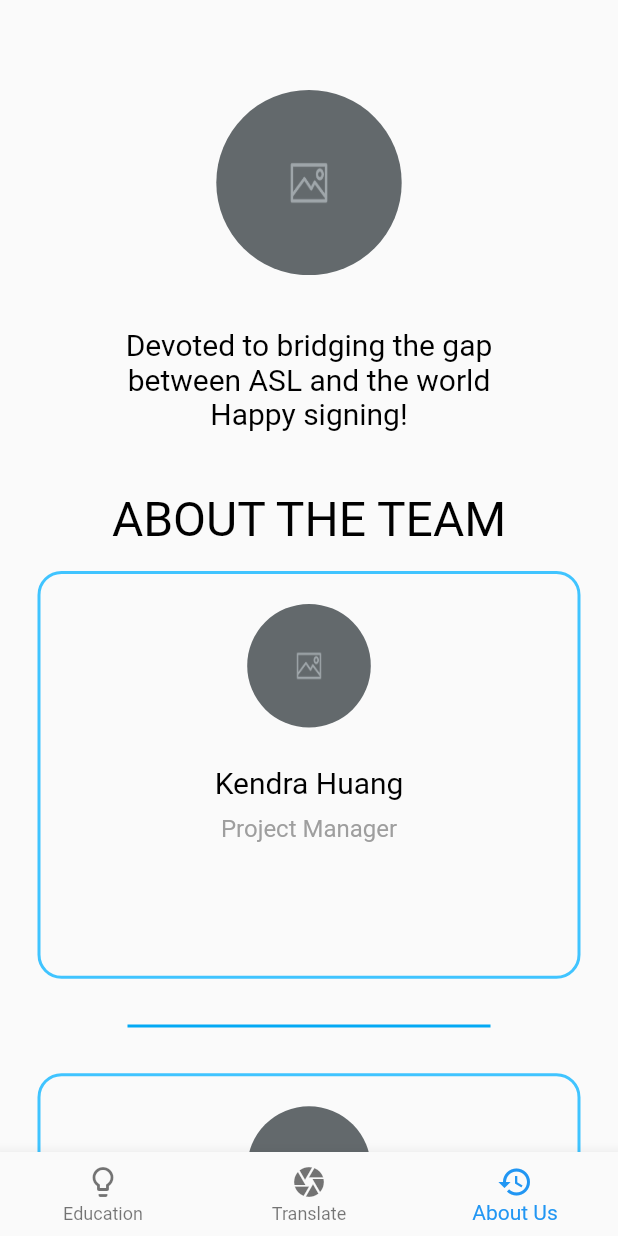
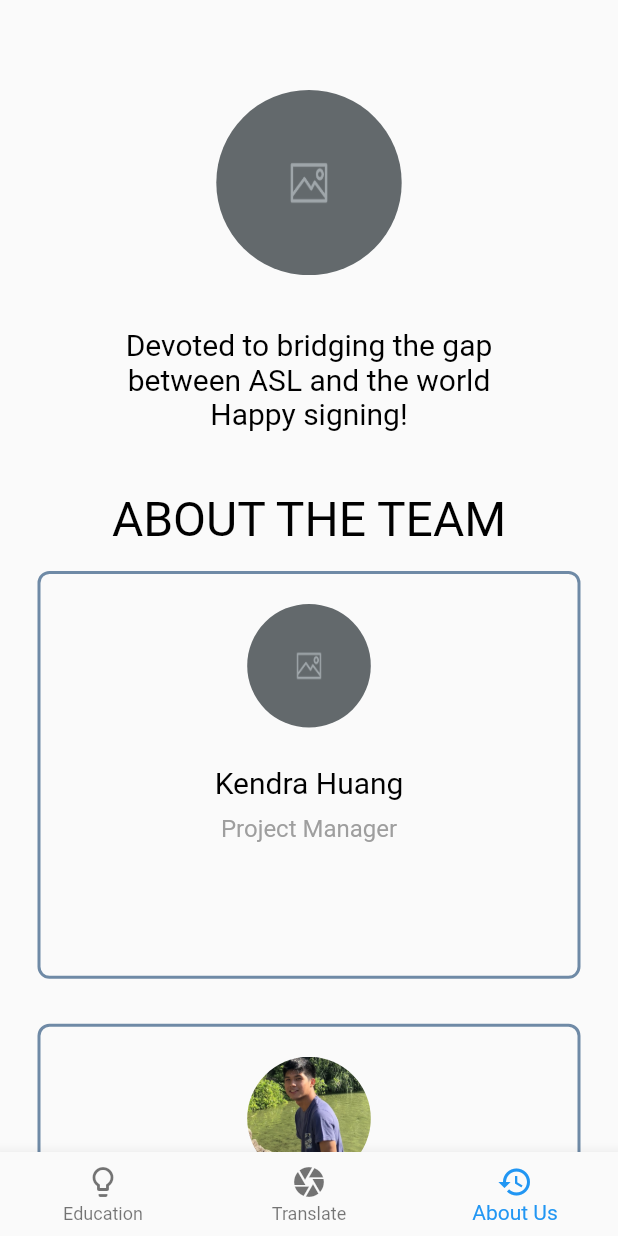
Before and after one commit to acm-projects/ASL-Translator, a Flutter app: the screen it shows after launch, swiped to page 3, on a phone screen of 412 x 824 dp. Run offline on Flutter 3.47's test engine with Material 2 defaults, Android fonts, the phone set to English and light mode, and no system bars; our stand-ins replace camera, google_fonts.

Commit message:
added profile pictures, changed border color scheme, rmv dividers

```diff
--- a/lib/AbtUs.dart
+++ b/lib/AbtUs.dart
@@ -4,7 +4,7 @@ class MyDivider extends StatelessWidget{
   @override
   Widget build(BuildContext context) {
     return Divider(
-      color: Colors.lightBlue,
+      color: Color.fromRGBO(65, 101, 138, 1.0),
       indent: 60,
       endIndent: 60,
       thickness: 2,
@@ -28,8 +28,8 @@ class ProfileCard extends StatelessWidget{
         width: MediaQuery.of(context).size.width * 0.5,
         height: MediaQuery.of(context).size.height * 0.33,
         decoration: BoxDecoration(
-        border: Border.all(width: 2.0, color: Colors.lightBlueAccent),
-        borderRadius: BorderRadius.all(Radius.circular(16))
+        border: Border.all(width: 2.0, color: Color.fromRGBO(65, 101, 138, .75)),
+        borderRadius: BorderRadius.all(Radius.circular(8))
         ),
         child: Column( //column of profile pic, name, and title
           children: [
@@ -39,7 +39,7 @@ class ProfileCard extends StatelessWidget{
               height: MediaQuery.of(context).size.width * 0.2,
               decoration: BoxDecoration(
                 shape: BoxShape.circle,
-                image: new DecorationImage(
+                image: DecorationImage(
                 fit: BoxFit.fill,
                 image: image),
                 ),
@@ -78,9 +78,9 @@ class AbtUs extends StatelessWidget
   Widget build(BuildContext context) {
     const images = [
       AssetImage('assets/placeholder2.png'),
+      AssetImage('assets/fMasang.jpg'),
       AssetImage('assets/placeholder2.png'),
-      AssetImage('assets/placeholder2.png'),
-      AssetImage('assets/placeholder2.png'),
+      AssetImage('assets/jGupta.jpg'),
       AssetImage('assets/placeholder2.png'),
       AssetImage('assets/placeholder2.png'),
       AssetImage('assets/placeholder2.png')
@@ -143,17 +143,17 @@ class AbtUs extends StatelessWidget
               )
           ),
           ProfileCard(name: team[0], title: titles[0], image: images[0]),
-          MyDivider(),
+          //MyDivider(),
           ProfileCard(name: team[1], title: titles[1], image: images[1]),
-          MyDivider(),
+          //MyDivider(),
           ProfileCard(name: team[2], title: titles[2], image: images[2]),
-          MyDivider(),
+          //MyDivider(),
           ProfileCard(name: team[3], title: titles[3], image: images[3]),
-          MyDivider(),
+          //MyDivider(),
           ProfileCard(name: team[4], title: titles[4], image: images[4]),
-          MyDivider(),
+          //MyDivider(),
           ProfileCard(name: team[5], title: titles[5], image: images[5]),
-          MyDivider(),
+          //MyDivider(),
           ProfileCard(name: team[6], title: titles[6], image: images[6]),
         ]
      );
```
Also changed, not shown: assets/fMasang.jpg (added), assets/jGupta.jpg (added).
